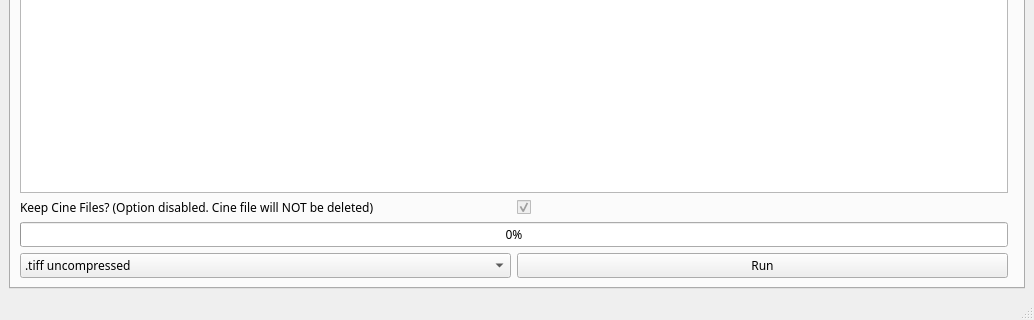
First picture: the form in GUI/mainWindow.ui, repository realize-1337/Atomizer-Toolbox, before the edit; both pictures show x 0 to 1034 and y 624 to 944 of the 1034 by 944 pixel window.
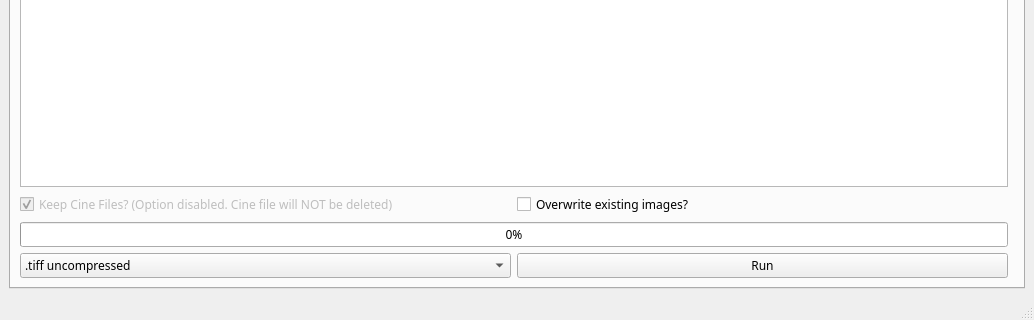
Second picture: the form after the edit. The open tabs and pages were chosen to show the change.

Commit message: overwrite option for cine to picture

Patch:
```diff
--- a/GUI/mainWindow.ui
+++ b/GUI/mainWindow.ui
@@ -2550,26 +2550,26 @@
         </item>
         <item row="4" column="0">
          <layout class="QHBoxLayout" name="horizontalLayout_2">
-          <item>
-           <widget class="QLabel" name="label_32">
-            <property name="text">
-             <string>Keep Cine Files? (Option disabled. Cine file will NOT be deleted)</string>
-            </property>
-           </widget>
-          </item>
           <item>
            <widget class="QCheckBox" name="keepCine">
             <property name="enabled">
              <bool>false</bool>
             </property>
             <property name="text">
-             <string/>
+             <string>Keep Cine Files? (Option disabled. Cine file will NOT be deleted)</string>
             </property>
             <property name="checked">
              <bool>true</bool>
             </property>
            </widget>
           </item>
+          <item>
+           <widget class="QCheckBox" name="overwriteImagesCine">
+            <property name="text">
+             <string>Overwrite existing images?</string>
+            </property>
+           </widget>
+          </item>
          </layout>
         </item>
         <item row="9" column="0">
```
Left out of the diff: 6 changed lines with no effect on the pictures. The commit also changes 3 other files.
